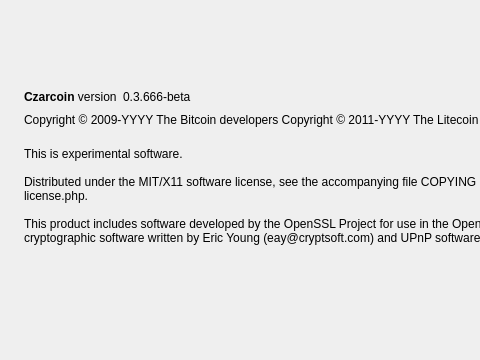
Old version of the form src/qt/forms/aboutdialog.ui in the repository tetcoin-legacy/tetcoin; both pictures show x 0 to 480 and y 0 to 360 of the 756 by 360 pixel window.
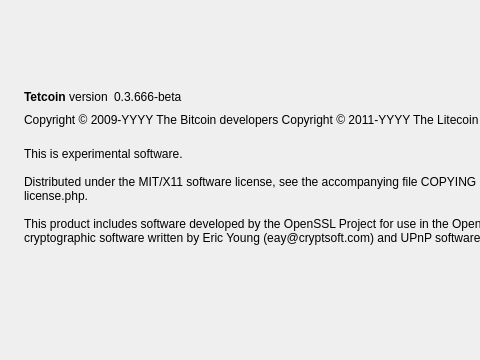
New version of the form.

Commit message: Tetcoin Factoring

What changed in the file:
```diff
--- a/src/qt/forms/aboutdialog.ui
+++ b/src/qt/forms/aboutdialog.ui
@@ -47,7 +47,7 @@
           <cursorShape>IBeamCursor</cursorShape>
          </property>
          <property name="text">
-          <string>&lt;b&gt;Czarcoin&lt;/b&gt; version</string>
+          <string>&lt;b&gt;Tetcoin&lt;/b&gt; version</string>
          </property>
          <property name="textInteractionFlags">
           <set>Qt::LinksAccessibleByMouse|Qt::TextSelectableByKeyboard|Qt::TextSelectableByMouse</set>
```
Left out of the diff: 2 changed lines with no effect on the pictures. The commit also changes 128 other files.
